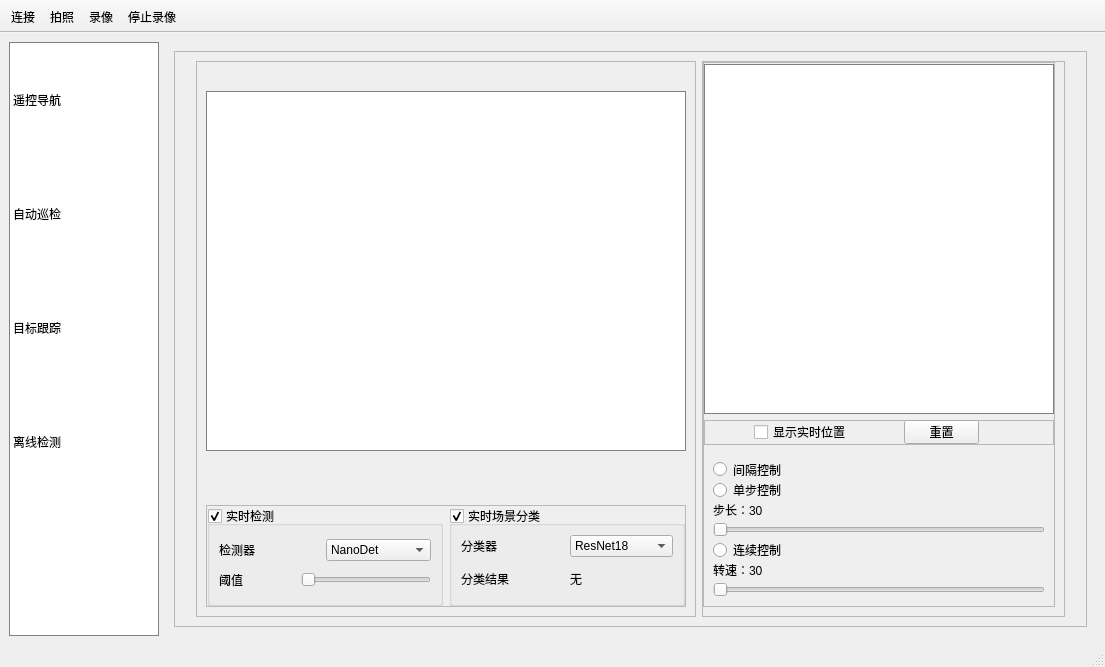
canoe-Z/TelloRS, file ui/MainWindow.ui: the form before one commit.
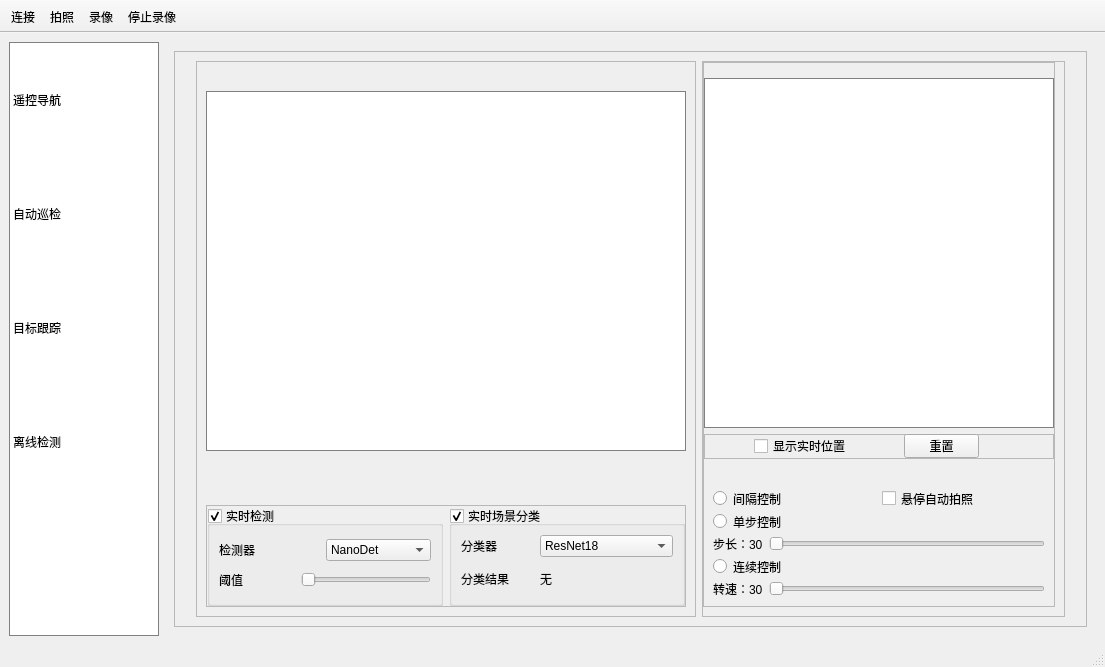
The form after the commit. The open tabs and pages were chosen to show the change. Custom widgets are drawn as their Qt base class.

```diff
--- a/ui/MainWindow.ui
+++ b/ui/MainWindow.ui
@@ -134,7 +134,7 @@
     <item>
      <widget class="QStackedWidget" name="stackedWidget">
       <property name="currentIndex">
-       <number>0</number>
+       <number>1</number>
       </property>
       <widget class="QWidget" name="page">
        <layout class="QHBoxLayout" name="horizontalLayout_4" stretch="0">
@@ -315,7 +315,7 @@
                      </widget>
                     </item>
                     <item row="1" column="1">
-                     <widget class="QSlider" name="slider_conf">
+                     <widget class="ClickJumpSlider" name="slider_conf">
                       <property name="maximumSize">
                        <size>
                         <width>130</width>
@@ -354,7 +354,7 @@
                      </widget>
                     </item>
                     <item row="0" column="1">
-                     <widget class="QComboBox" name="comboBox_2">
+                     <widget class="QComboBox" name="cb_cls">
                       <property name="maximumSize">
                        <size>
                         <width>200</width>
@@ -368,7 +368,12 @@
                       </item>
                       <item>
                        <property name="text">
-                        <string>YOLOv5</string>
+                        <string>ShuffleNetV2_x1.0</string>
+                       </property>
+                      </item>
+                      <item>
+                       <property name="text">
+                        <string>MobilenetV3-Small</string>
                        </property>
                       </item>
                      </widget>
@@ -565,6 +570,8 @@
                    </property>
                    <layout class="QVBoxLayout" name="verticalLayout_5">
                     <item>
+                     <layout class="QHBoxLayout" name="horizontalLayout_13">
+                      <item>
                      <widget class="QRadioButton" name="rbtn_move_fixed">
                       <property name="sizePolicy">
                        <sizepolicy hsizetype="Ignored" vsizetype="Fixed">
@@ -578,6 +585,21 @@
                      </widget>
                     </item>
                     <item>
+                       <widget class="QCheckBox" name="cb_autocap">
+                        <property name="minimumSize">
+                         <size>
+                          <width>0</width>
+                          <height>0</height>
+                         </size>
+                        </property>
+                        <property name="text">
+                         <string>悬停自动拍照</string>
+                        </property>
+                       </widget>
+                      </item>
+                     </layout>
+                    </item>
+                    <item>
                      <widget class="QRadioButton" name="rbtn_move_single">
                       <property name="sizePolicy">
                        <sizepolicy hsizetype="Ignored" vsizetype="Fixed">
@@ -591,6 +613,8 @@
                      </widget>
                     </item>
                     <item>
+                     <layout class="QHBoxLayout" name="horizontalLayout_14">
+                      <item>
                      <widget class="QLabel" name="label_step_1">
                       <property name="text">
                        <string>步长：30</string>
@@ -604,6 +628,8 @@
                       </property>
                      </widget>
                     </item>
+                     </layout>
+                    </item>
                     <item>
                      <widget class="QRadioButton" name="rbtn_move_rc">
                       <property name="sizePolicy">
@@ -618,6 +644,8 @@
                      </widget>
                     </item>
                     <item>
+                     <layout class="QHBoxLayout" name="horizontalLayout_15">
+                      <item>
                      <widget class="QLabel" name="label_speed_1">
                       <property name="text">
                        <string>转速：30</string>
@@ -632,6 +660,8 @@
                      </widget>
                     </item>
                    </layout>
+                    </item>
+                   </layout>
                   </widget>
                  </item>
                 </layout>
@@ -1255,7 +1285,7 @@
                   </widget>
                  </item>
                  <item row="2" column="1">
-                  <widget class="QSlider" name="slider_step_3">
+                  <widget class="ClickJumpSlider" name="slider_step_3">
                    <property name="orientation">
                     <enum>Qt::Horizontal</enum>
                    </property>
@@ -1276,7 +1306,7 @@
                   </widget>
                  </item>
                  <item row="4" column="1">
-                  <widget class="QSlider" name="slider_speed_3">
+                  <widget class="ClickJumpSlider" name="slider_speed_3">
                    <property name="minimumSize">
                     <size>
                      <width>0</width>
@@ -1359,7 +1389,7 @@
 background:white;</string>
              </property>
              <property name="text">
-              <string>TextLabel</string>
+              <string/>
              </property>
             </widget>
            </item>
```
Lines whose indentation alone changed are shown as unchanged.
